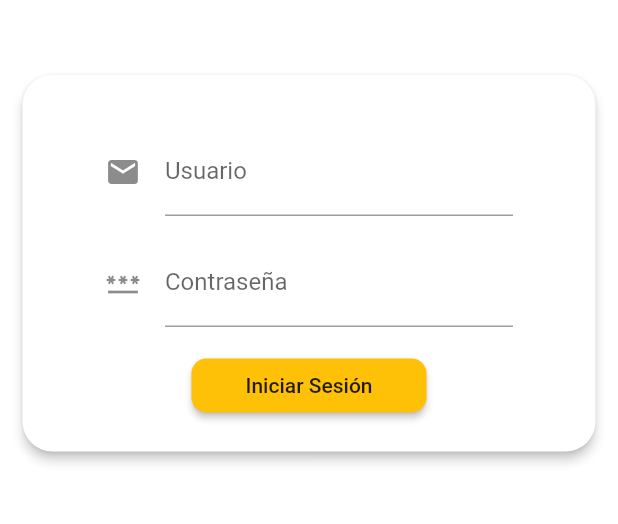
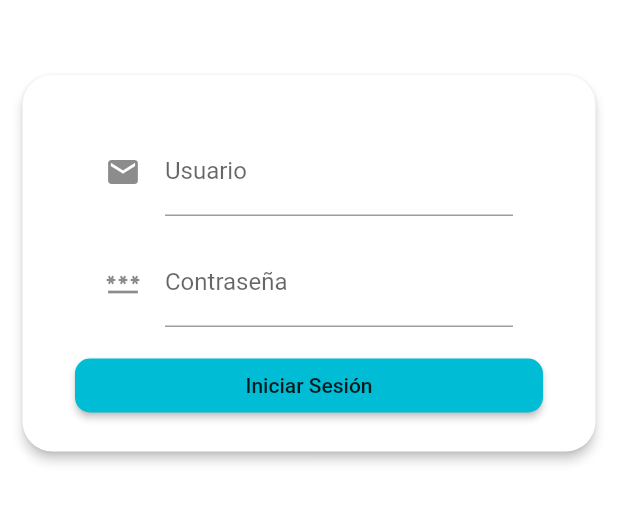
Before and after one commit to Felipeferro2605/Netflix, a Flutter app: the screen it shows after launch, on a phone screen of 412 x 824 dp, the part 462-986 px from its top. Run offline on Flutter 3.47's test engine with Material 2 defaults, Android fonts, the phone set to English and light mode, and no system bars; missing offline and left inert: dart:ffi, flutter_modulo1_fake_backend.

Commit message:
Se agrego Cambios Visuales y login funcional

```diff
--- a/lib/Paginas/login.dart
+++ b/lib/Paginas/login.dart
@@ -7,7 +7,6 @@ import 'package:http/http.dart' as http;
 import 'dart:async';
 
 class LoginPage extends StatefulWidget {
-  static String id = "login";
   @override
   _LoginPageState createState() => _LoginPageState();
 }
@@ -15,6 +14,7 @@ class LoginPage extends StatefulWidget {
 class _LoginPageState extends State<LoginPage> {
   final usuario = TextEditingController();
   final password = TextEditingController();
+  bool _loading = false;
 
   String usu = "";
   String pass = "";
@@ -121,11 +121,19 @@ class _LoginPageState extends State<LoginPage> {
     return StreamBuilder(
         builder: (BuildContext context, AsyncSnapshot snapshot) {
       return RaisedButton(
-        color: Colors.amber,
-        child: Container(
-          padding: EdgeInsets.symmetric(horizontal: 20, vertical: 5),
-          child: Text('Iniciar Sesión'),
-        ),
+        padding: EdgeInsets.symmetric(horizontal: 20, vertical: 5),
+        color: Colors.cyan,
+        child:
+            Row(mainAxisAlignment: MainAxisAlignment.center, children: <Widget>[
+          Text('Iniciar Sesión'),
+          if (_loading)
+            Container(
+              height: 20,
+              width: 20,
+              margin: const EdgeInsets.only(left: 20),
+              child: CircularProgressIndicator(),
+            )
+        ]),
         shape: RoundedRectangleBorder(borderRadius: BorderRadius.circular(10)),
         onPressed: () {
           usu = usuario.text;
@@ -163,7 +171,7 @@ class _LoginPageState extends State<LoginPage> {
                   );
                 });
           } else if (usu == "felipe" && pass == "1234") {
-            _showPageRecibir(context);
+            _login(context);
           } else if (usu != "felipe" && pass != "1234") {
             showDialog(
                 barrierDismissible: false,
@@ -224,8 +232,16 @@ class _LoginPageState extends State<LoginPage> {
     Navigator.of(context).pushNamed("/registro");
   }
 
-  void _showPageInicio(BuildContext context) {
-    Navigator.of(context).pushNamed("/inicio");
+  void _login(BuildContext context) {
+    if (!_loading) {
+      setState(() {
+        _loading = true;
+      });
+      Navigator.of(context).pushNamed("/inicio");
+      _loading = false;
+    }
+
+    //
   }
 
   void _showPageRecibir(BuildContext context) async {
--- a/lib/connection/server_controller.dart
+++ b/lib/connection/server_controller.dart
@@ -1,2 +1,6 @@
+import 'dart:ffi';
+
 import 'package:flutter_modulo1_fake_backend/modulo1_fake_backend.dart'
     as server;
+
+import 'package:flutter_modulo1_fake_backend/models.dart';
--- a/pubspec.yaml
+++ b/pubspec.yaml
@@ -32,10 +32,12 @@ dependencies:
   cupertino_icons: ^1.0.2
 
   flutter_modulo1_fake_backend:
-    path: C:\Users\Felipe\Desktop\myappflutter\Netflix\flutter_modulo1_fake_backend
+    path: ..\flutter_modulo1_fake_backend
 
 
   http: ^0.13.3
+
+  whatsapp_unilink: ^2.0.0
 
 
 
```
Also changed, not shown: pubspec.lock.
